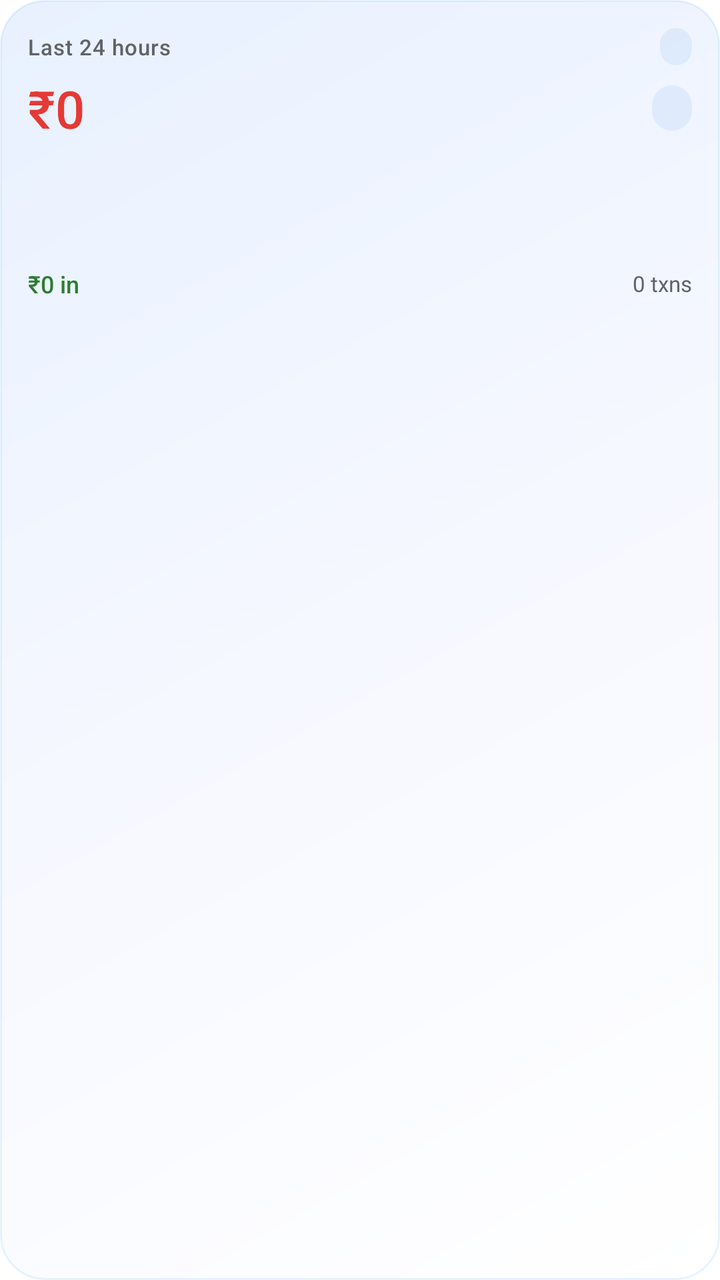
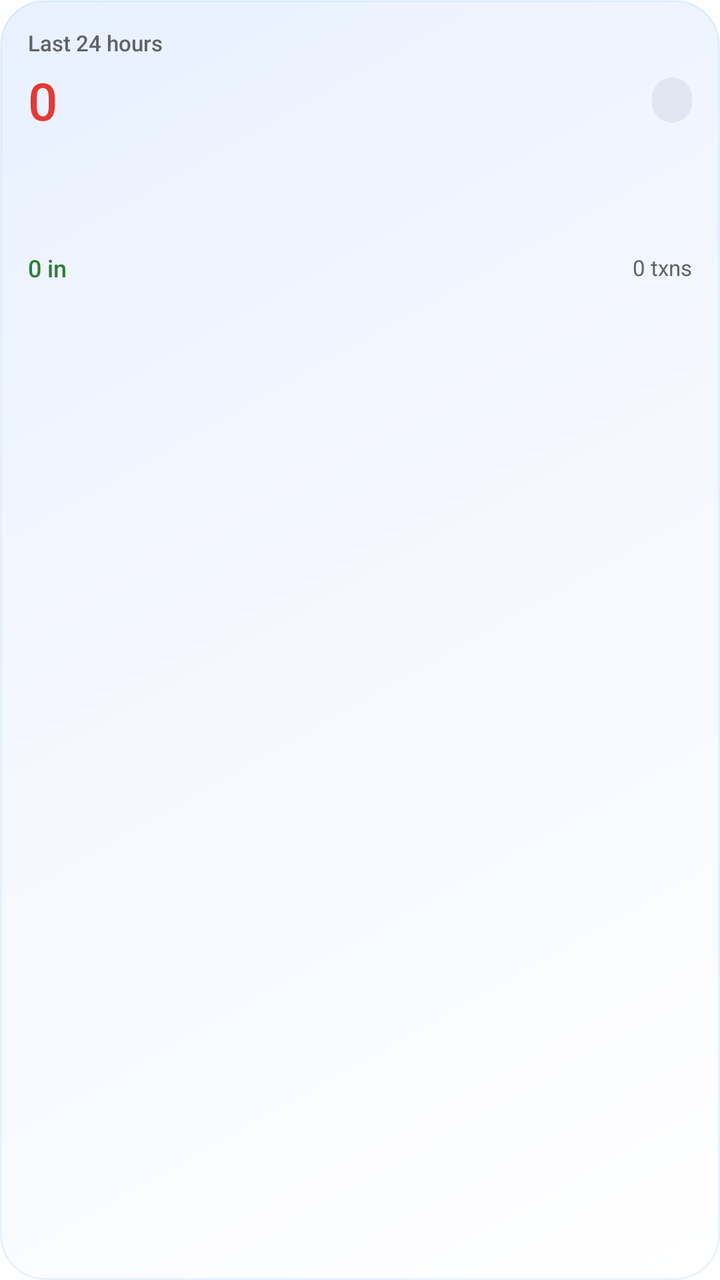

Before-and-after screenshots of an Android layout around one commit, followed by the original layout XML and the change that was made.
<!-- AndroidManifest.xml: fallback theme Theme.MaterialComponents.DayNight.NoActionBar -->
<!-- res/layout/spending_widget_layout.xml -->
<?xml version="1.0" encoding="utf-8"?>
<LinearLayout xmlns:android="http://schemas.android.com/apk/res/android"
    android:id="@+id/widget_root"
    android:layout_width="match_parent"
    android:layout_height="match_parent"
    android:orientation="vertical"
    android:padding="14dp"
    android:background="@drawable/widget_background">

    
    <LinearLayout
        android:layout_width="match_parent"
        android:layout_height="wrap_content"
        android:orientation="horizontal"
        android:gravity="center_vertical">

        <TextView
            android:id="@+id/widget_subtitle"
            android:layout_width="wrap_content"
            android:layout_height="wrap_content"
            android:text="Last 24 hours"
            android:textSize="11sp"
            android:textColor="#5F6368"
            android:fontFamily="sans-serif-medium"
            android:letterSpacing="0.03"
            android:textAllCaps="false" />

        <View
            android:layout_width="0dp"
            android:layout_height="0dp"
            android:layout_weight="1" />

        <TextView
            android:id="@+id/widget_date"
            android:layout_width="wrap_content"
            android:layout_height="wrap_content"
            android:textSize="11sp"
            android:textColor="#5F6368"
            android:background="@drawable/widget_chip_bg"
            android:paddingLeft="8dp"
            android:paddingRight="8dp"
            android:paddingTop="2dp"
            android:paddingBottom="2dp" />
    </LinearLayout>

    
    <LinearLayout
        android:layout_width="match_parent"
        android:layout_height="wrap_content"
        android:orientation="horizontal"
        android:layout_marginTop="4dp"
        android:gravity="center_vertical">

        <TextView
            android:id="@+id/widget_spent"
            android:layout_width="wrap_content"
            android:layout_height="wrap_content"
            android:textSize="26sp"
            android:textColor="#E53935"
            android:fontFamily="sans-serif-medium"
            android:text="₹0" />

        <View
            android:layout_width="0dp"
            android:layout_height="0dp"
            android:layout_weight="1" />

        <TextView
            android:id="@+id/widget_trend"
            android:layout_width="wrap_content"
            android:layout_height="wrap_content"
            android:textSize="11sp"
            android:fontFamily="sans-serif-medium"
            android:paddingLeft="10dp"
            android:paddingRight="10dp"
            android:paddingTop="4dp"
            android:paddingBottom="4dp"
            android:background="@drawable/widget_chip_bg"
            android:text="" />
    </LinearLayout>

    
    <ImageView
        android:id="@+id/widget_spark"
        android:layout_width="match_parent"
        android:layout_height="48dp"
        android:layout_marginTop="8dp"
        android:scaleType="fitXY"
        android:contentDescription="7 day spending sparkline" />

    
    <LinearLayout
        android:layout_width="match_parent"
        android:layout_height="wrap_content"
        android:layout_marginTop="6dp"
        android:orientation="horizontal"
        android:gravity="center_vertical">

        <TextView
            android:id="@+id/widget_received"
            android:layout_width="wrap_content"
            android:layout_height="wrap_content"
            android:textSize="12sp"
            android:textColor="#2E7D32"
            android:fontFamily="sans-serif-medium"
            android:text="₹0 in" />

        <View
            android:layout_width="0dp"
            android:layout_height="0dp"
            android:layout_weight="1" />

        <TextView
            android:id="@+id/widget_count"
            android:layout_width="wrap_content"
            android:layout_height="wrap_content"
            android:textSize="11sp"
            android:textColor="#5F6368"
            android:text="0 txns" />
    </LinearLayout>

</LinearLayout>
<!-- resources referenced by this layout -->
<resources>
  <!-- drawable widget_background (drawable) -->
  <?xml version="1.0" encoding="utf-8"?>
  <shape xmlns:android="http://schemas.android.com/apk/res/android"
      android:shape="rectangle">
      <gradient
          android:angle="135"
          android:startColor="#FFFFFFFF"
          android:centerColor="#FFF6F8FF"
          android:endColor="#FFE8F1FF"
          android:type="linear" />
      <corners android:radius="22dp" />
      <stroke
          android:width="1dp"
          android:color="#1A1E88E5" />
  </shape>
  <!-- drawable widget_chip_bg (drawable) -->
  <?xml version="1.0" encoding="utf-8"?>
  <shape xmlns:android="http://schemas.android.com/apk/res/android"
      android:shape="rectangle">
      <solid android:color="#141976D2" />
      <corners android:radius="999dp" />
  </shape>
</resources>

<!-- the commit's change to res/layout/spending_widget_layout.xml (unified diff, before → after) -->
@@ -7,7 +7,6 @@
     android:padding="14dp"
     android:background="@drawable/widget_background">
 
-    
     <LinearLayout
         android:layout_width="match_parent"
         android:layout_height="wrap_content"
@@ -21,9 +20,7 @@
             android:text="Last 24 hours"
             android:textSize="11sp"
             android:textColor="#5F6368"
-            android:fontFamily="sans-serif-medium"
-            android:letterSpacing="0.03"
-            android:textAllCaps="false" />
+            android:fontFamily="sans-serif-medium" />
 
         <View
             android:layout_width="0dp"
@@ -35,15 +32,9 @@
             android:layout_width="wrap_content"
             android:layout_height="wrap_content"
             android:textSize="11sp"
-            android:textColor="#5F6368"
-            android:background="@drawable/widget_chip_bg"
-            android:paddingLeft="8dp"
-            android:paddingRight="8dp"
-            android:paddingTop="2dp"
-            android:paddingBottom="2dp" />
+            android:textColor="#5F6368" />
     </LinearLayout>
 
-    
     <LinearLayout
         android:layout_width="match_parent"
         android:layout_height="wrap_content"
@@ -58,7 +49,7 @@
             android:textSize="26sp"
             android:textColor="#E53935"
             android:fontFamily="sans-serif-medium"
-            android:text="₹0" />
+            android:text="0" />
 
         <View
             android:layout_width="0dp"
@@ -75,20 +66,19 @@
             android:paddingRight="10dp"
             android:paddingTop="4dp"
             android:paddingBottom="4dp"
-            android:background="@drawable/widget_chip_bg"
+            android:background="@drawable/widget_chip_neutral"
+            android:textColor="#546E7A"
             android:text="" />
     </LinearLayout>
 
-    
     <ImageView
         android:id="@+id/widget_spark"
         android:layout_width="match_parent"
-        android:layout_height="48dp"
+        android:layout_height="44dp"
         android:layout_marginTop="8dp"
         android:scaleType="fitXY"
-        android:contentDescription="7 day spending sparkline" />
+        android:importantForAccessibility="no" />
 
-    
     <LinearLayout
         android:layout_width="match_parent"
         android:layout_height="wrap_content"
@@ -103,7 +93,7 @@
             android:textSize="12sp"
             android:textColor="#2E7D32"
             android:fontFamily="sans-serif-medium"
-            android:text="₹0 in" />
+            android:text="0 in" />
 
         <View
             android:layout_width="0dp"
<!-- resource entries referenced after the edit -->
@@ -15,11 +15,11 @@
           android:width="1dp"
           android:color="#1A1E88E5" />
   </shape>
-  <!-- drawable widget_chip_bg (drawable) -->
+  <!-- drawable widget_chip_neutral (drawable) -->
   <?xml version="1.0" encoding="utf-8"?>
   <shape xmlns:android="http://schemas.android.com/apk/res/android"
       android:shape="rectangle">
-      <solid android:color="#141976D2" />
+      <solid android:color="#1A546E7A" />
       <corners android:radius="999dp" />
   </shape>
 </resources>
